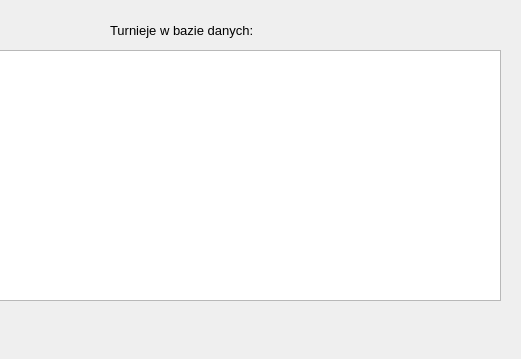
Above: chess_pairing_program/addtournament.ui from szachiszta/chess-pairing-program before the change; both pictures show x 520 to 1041 and y 0 to 359 of the 1041 by 359 pixel window. Below: the same form after it.
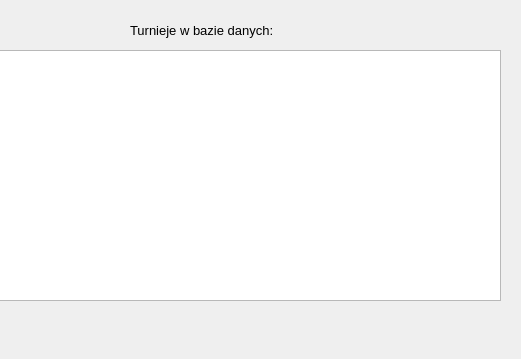
That is the form after the change.

The edit to the form file:
```diff
--- a/chess_pairing_program/addtournament.ui
+++ b/chess_pairing_program/addtournament.ui
@@ -258,9 +258,9 @@
   <widget class="QLabel" name="label_6">
    <property name="geometry">
     <rect>
-     <x>630</x>
+     <x>650</x>
      <y>20</y>
-     <width>261</width>
+     <width>241</width>
      <height>20</height>
     </rect>
    </property>
```
